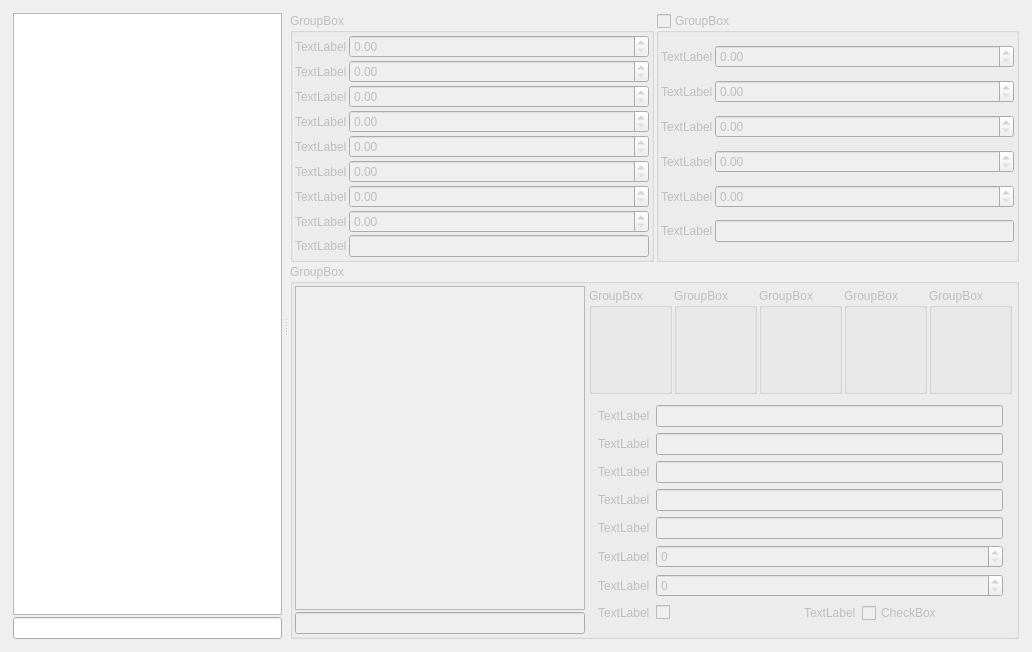
Frodo45127/rpfm, file rpfm_ui/ui_templates/portrait_settings_editor.ui: the form before one commit.
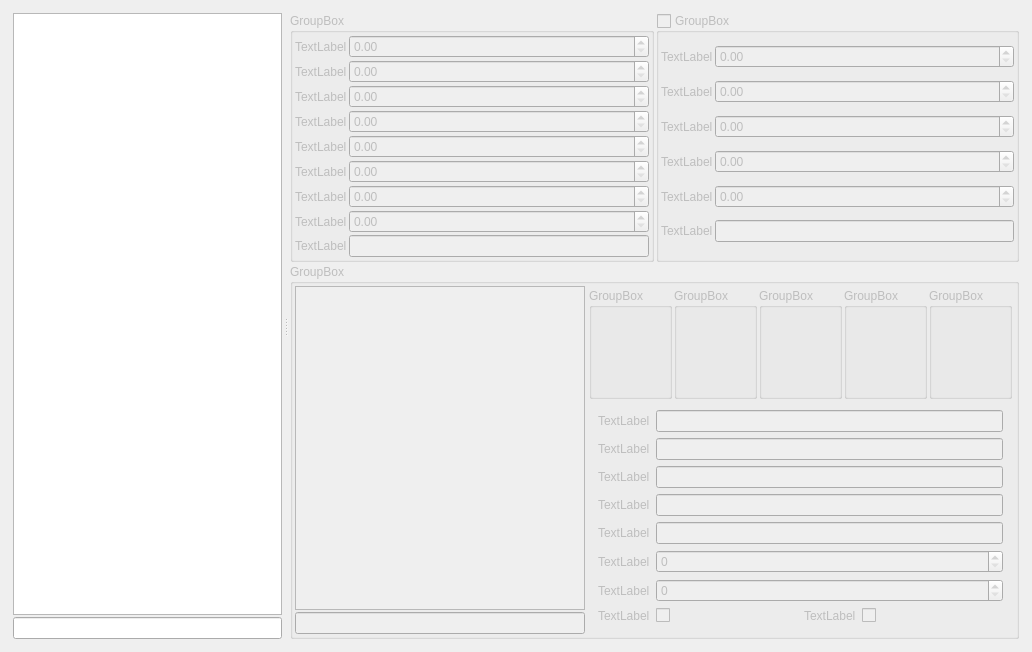
The form after the commit. Custom widgets are drawn as their Qt base class.

Commit message: Removed placeholder text from portrait settings view.

Patch:
```diff
--- a/rpfm_ui/ui_templates/portrait_settings_editor.ui
+++ b/rpfm_ui/ui_templates/portrait_settings_editor.ui
@@ -463,7 +463,7 @@
                 <item row="7" column="4">
                  <widget class="QCheckBox" name="faction_leader_checkbox">
                   <property name="text">
-                   <string>CheckBox</string>
+                   <string/>
                   </property>
                  </widget>
                 </item>
```
